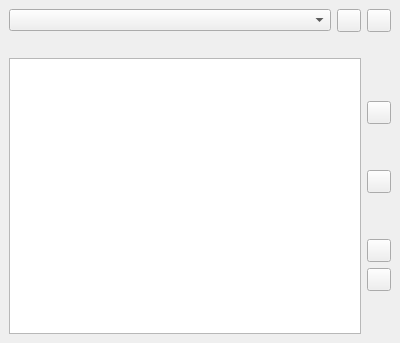
Qt form src/FileBrowser/FileBrowser.ui (well-thats-funny/simpletagger) before a commit.
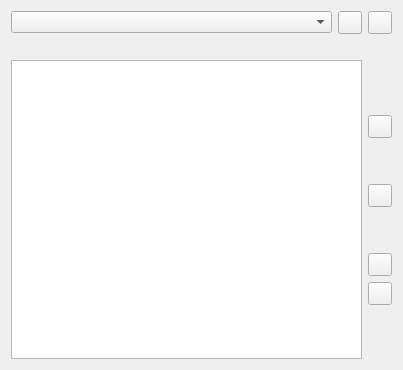
The same form after that commit. Icons and pictures are not drawn. Custom widgets are drawn as their Qt base class.

Commit message: FileBrowser: don't inherit from QDockWidget anymore

The edit to the form file:
```diff
--- a/src/FileBrowser/FileBrowser.ui
+++ b/src/FileBrowser/FileBrowser.ui
@@ -1,19 +1,18 @@
 <?xml version="1.0" encoding="UTF-8"?>
 <ui version="4.0">
  <class>FileBrowser</class>
- <widget class="QDockWidget" name="FileBrowser">
+ <widget class="QWidget" name="FileBrowser">
   <property name="geometry">
    <rect>
     <x>0</x>
     <y>0</y>
-    <width>400</width>
-    <height>343</height>
+    <width>403</width>
+    <height>370</height>
    </rect>
   </property>
   <property name="windowTitle">
    <string>Fi&amp;les</string>
   </property>
-  <widget class="QWidget" name="dockWidgetContents">
    <layout class="QVBoxLayout" name="verticalLayout_3">
     <item>
      <layout class="QVBoxLayout" name="verticalLayout">
@@ -148,7 +147,6 @@
      </layout>
     </item>
    </layout>
-  </widget>
   <action name="actionShowExcluded">
    <property name="checkable">
     <bool>true</bool>
```
Lines whose indentation alone changed are shown as unchanged. The commit also changes 2 other files.
